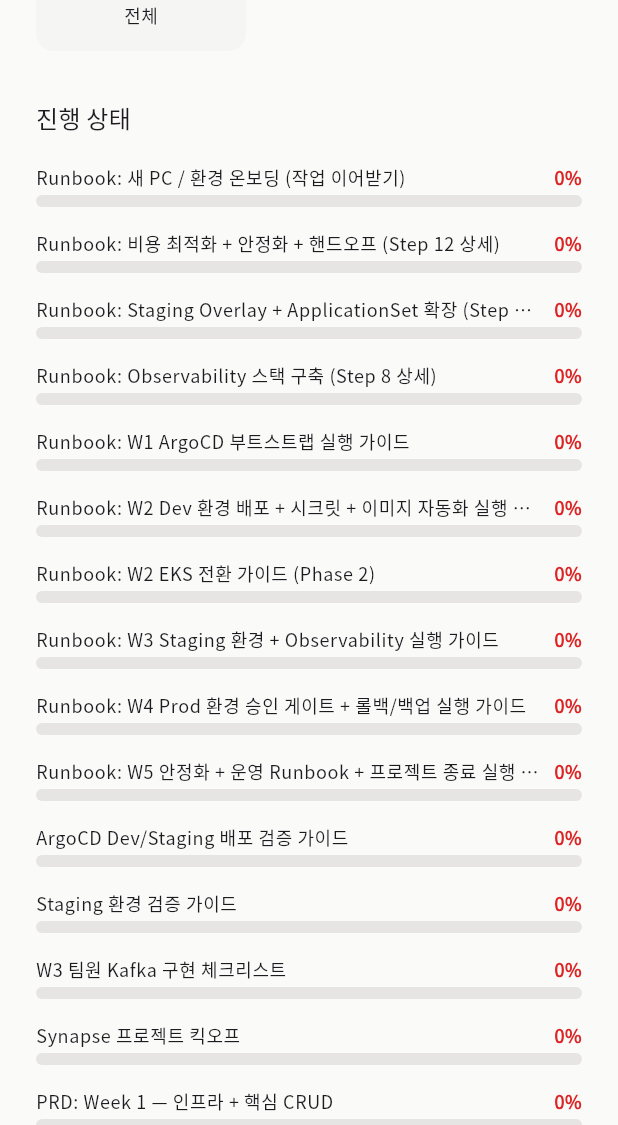
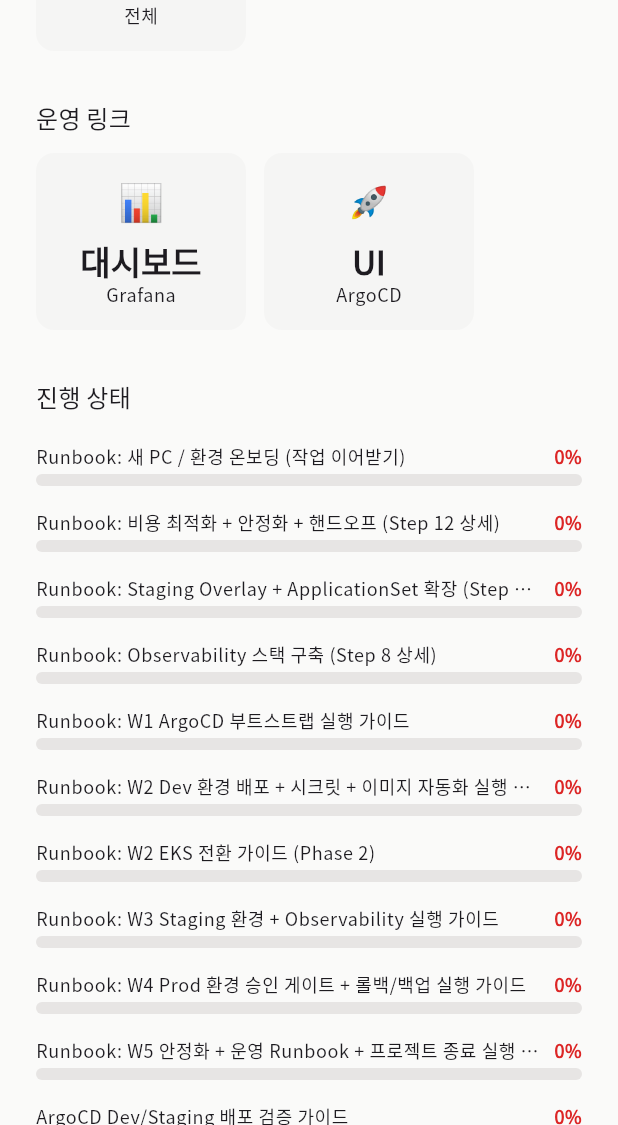
Before and after one commit to team-project-final/synapse-gitops, a Flutter app: the DashboardPage screen opened by its route, scrolled down 576 dp, on a phone screen of 412 x 824 dp, the part 111-1236 px from its top. Run offline on Flutter 3.47's test engine with Material 3 defaults, Android fonts, the phone set to English and light mode, and no system bars; our stand-ins replace flutter_markdown, go_router, google_fonts.

Commit message:
feat(portal): site README 정비 + dashboard 운영 링크 카드 (D2/D4)
기본 Flutter 템플릿 README를 포털 설명으로 교체. dashboard에 Grafana/ArgoCD
링크 카드 추가(url_launcher) — URL은 --dart-define으로 빌드 시 주입. flutter analyze 통과.

```diff
--- a/site/lib/pages/dashboard_page.dart
+++ b/site/lib/pages/dashboard_page.dart
@@ -2,6 +2,7 @@
 import 'package:flutter/material.dart';
 import 'package:flutter/services.dart';
 import 'package:go_router/go_router.dart';
+import 'package:url_launcher/url_launcher.dart';
 import 'package:synapse_runbooks/models/doc.dart';
 import 'package:synapse_runbooks/widgets/progress_bar.dart';
 
@@ -13,8 +14,22 @@
 }
 
 class _DashboardPageState extends State<DashboardPage> {
+  // 빌드 시 주입: flutter build web --dart-define=GRAFANA_URL=... --dart-define=ARGOCD_URL=...
+  static const String _grafanaUrl =
+      String.fromEnvironment('GRAFANA_URL', defaultValue: '');
+  static const String _argocdUrl =
+      String.fromEnvironment('ARGOCD_URL', defaultValue: '');
+
   List<DocIndex> _docs = [];
   bool _loading = true;
+
+  Future<void> _open(String url) async {
+    if (url.isEmpty) return;
+    final uri = Uri.parse(url);
+    if (await canLaunchUrl(uri)) {
+      await launchUrl(uri, mode: LaunchMode.externalApplication);
+    }
+  }
 
   @override
   void initState() {
@@ -73,6 +88,28 @@
                 label: '전체',
                 value: '${_docs.length}개',
                 onTap: () => context.go('/search'),
+              ),
+            ],
+          ),
+          const SizedBox(height: 32),
+          Text('운영 링크',
+              style: Theme.of(context).textTheme.titleMedium),
+          const SizedBox(height: 12),
+          Wrap(
+            spacing: 12,
+            runSpacing: 12,
+            children: [
+              _StatCard(
+                icon: '\u{1F4CA}',
+                label: 'Grafana',
+                value: '대시보드',
+                onTap: () => _open(_grafanaUrl),
+              ),
+              _StatCard(
+                icon: '\u{1F680}',
+                label: 'ArgoCD',
+                value: 'UI',
+                onTap: () => _open(_argocdUrl),
               ),
             ],
           ),
--- a/site/pubspec.yaml
+++ b/site/pubspec.yaml
@@ -12,6 +12,7 @@
   flutter_markdown: ^0.7.6
   go_router: ^14.8.1
   google_fonts: ^6.2.1
+  url_launcher: ^6.3.2
 
 dev_dependencies:
   flutter_test:
```
Also changed, not shown: site/pubspec.lock, 5 other files.
